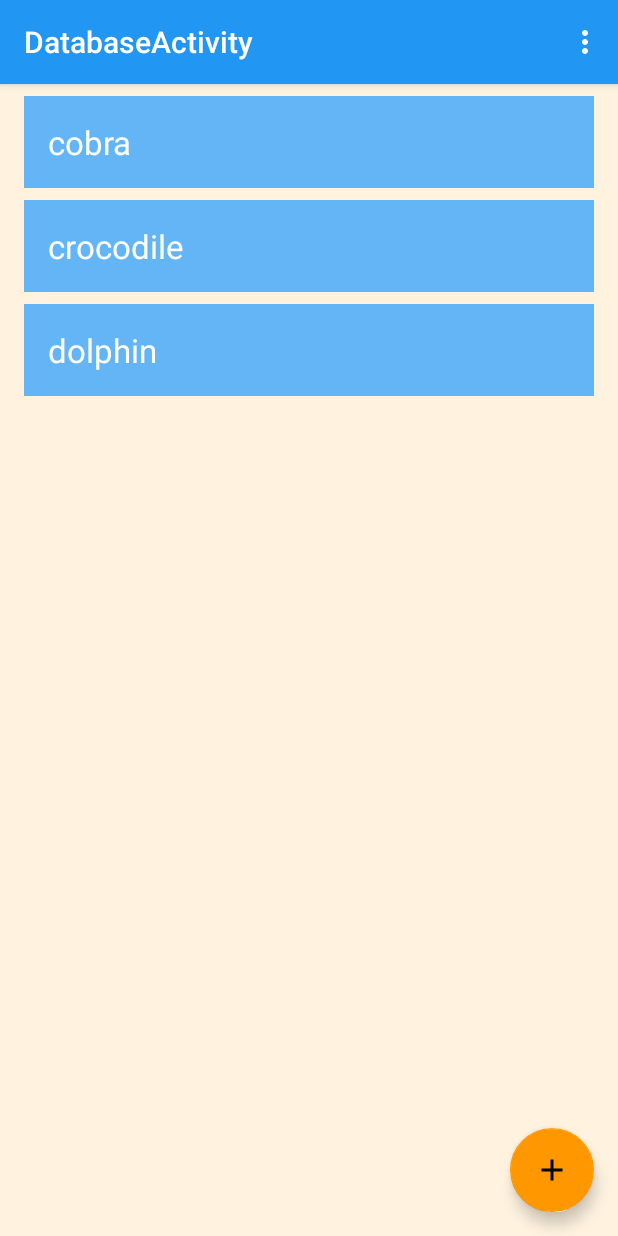
After one commit to mattlawton/android-api-async, an Android app: the DatabaseActivity screen opened directly, with no data from a screen before it, on a phone screen of 412 x 824 dp. The commit adds this screen. Run offline under Robolectric (Android 15) with nearby library versions, the phone set to English and light mode, and no system bars; our stand-ins replace Room's generated code.

Commit message:
added a db word activity

```diff
--- a/app/build.gradle
+++ b/app/build.gradle
@@ -37,4 +37,5 @@ dependencies {
     annotationProcessor "android.arch.lifecycle:compiler:$rootProject.archLifecycleVersion"
     implementation 'androidx.recyclerview:recyclerview:1.1.0'
     implementation 'com.google.android.material:material:1.0.0'
+    implementation 'com.android.support:recyclerview-v7:28.0.0'
 }
--- a/app/src/main/AndroidManifest.xml
+++ b/app/src/main/AndroidManifest.xml
@@ -12,6 +12,12 @@
         android:roundIcon="@mipmap/ic_launcher_round"
         android:supportsRtl="true"
         android:theme="@style/AppTheme">
+        <activity android:name=".db.NewWordActivity"></activity>
+        <activity
+            android:name=".db.DatabaseActivity"
+            android:label="@string/title_activity_database"
+            android:parentActivityName=".MainActivity"
+            android:theme="@style/AppTheme.NoActionBar" />
         <activity
             android:name=".ApiActivity"
             android:parentActivityName=".MainActivity" />
--- a/app/src/main/java/com/example/helloworld/MainActivity.java
+++ b/app/src/main/java/com/example/helloworld/MainActivity.java
@@ -9,6 +9,8 @@ import android.widget.TextView;
 import android.widget.Toast;
 
 import androidx.appcompat.app.AppCompatActivity;
+
+import com.example.helloworld.db.DatabaseActivity;
 
 public class MainActivity extends AppCompatActivity {
     private int mCount = 0;
@@ -94,4 +96,8 @@ public class MainActivity extends AppCompatActivity {
 
         startActivity(new Intent(this, ApiActivity.class));
     }
+
+    public void useDatabase(View view) {
+        startActivity(new Intent(this, DatabaseActivity.class));
+    }
 }
--- /dev/null
+++ b/app/src/main/java/com/example/helloworld/db/DatabaseActivity.java
@@ -0,0 +1,89 @@
+package com.example.helloworld.db;
+
+import android.content.Intent;
+import android.os.Bundle;
+import android.view.Menu;
+import android.view.MenuItem;
+import android.view.View;
+import android.widget.Toast;
+
+import androidx.annotation.Nullable;
+import androidx.appcompat.app.AppCompatActivity;
+import androidx.appcompat.widget.Toolbar;
+import androidx.lifecycle.Observer;
+import androidx.lifecycle.ViewModelProviders;
+import androidx.recyclerview.widget.LinearLayoutManager;
+import androidx.recyclerview.widget.RecyclerView;
+
+import com.example.helloworld.R;
+import com.google.android.material.floatingactionbutton.FloatingActionButton;
+
+import java.util.List;
+
+public class DatabaseActivity extends AppCompatActivity {
+
+    public static final int NEW_WORD_ACTIVITY_REQUEST_CODE = 1;
+
+    private WordViewModel mWordViewModel;
+
+    @Override
+    protected void onCreate(Bundle savedInstanceState) {
+        super.onCreate(savedInstanceState);
+        setContentView(R.layout.activity_database);
+
+        Toolbar toolbar = findViewById(R.id.toolbar);
+        setSupportActionBar(toolbar);
+
+        RecyclerView recyclerView = findViewById(R.id.recyclerview);
+        final WordListAdapter adapter = new WordListAdapter(this);
+        recyclerView.setAdapter(adapter);
+        recyclerView.setLayoutManager(new LinearLayoutManager(this));
+
+        mWordViewModel = ViewModelProviders.of(this).get(WordViewModel.class);
+
+        mWordViewModel.getAllWords().observe(this, new Observer<List<Word>>() {
+            @Override
+            public void onChanged(@Nullable final List<Word> words) {
+                adapter.setWords(words);
+            }
+        });
+
+        FloatingActionButton fab = findViewById(R.id.fab);
+        fab.setOnClickListener(new View.OnClickListener() {
+            @Override
+            public void onClick(View view) {
+                Intent intent = new Intent(DatabaseActivity.this, NewWordActivity.class);
+                startActivityForResult(intent, NEW_WORD_ACTIVITY_REQUEST_CODE);
+            }
+        });
+    }
+
+    @Override
+    public boolean onCreateOptionsMenu(Menu menu) {
+        getMenuInflater().inflate(R.menu.menu_main, menu);
+        return true;
+    }
+
+    @Override
+    public boolean onOptionsItemSelected(MenuItem item) {
+        int id = item.getItemId();
+        if (id == R.id.action_settings) {
+            return true;
+        }
+        return super.onOptionsItemSelected(item);
+    }
+
+    public void onActivityResult(int requestCode, int resultCode, Intent data) {
+        super.onActivityResult(requestCode, resultCode, data);
+
+        if (requestCode == NEW_WORD_ACTIVITY_REQUEST_CODE && resultCode == RESULT_OK) {
+            Word word = new Word(data.getStringExtra(NewWordActivity.EXTRA_REPLY));
+            mWordViewModel.insert(word);
+        } else {
+            Toast.makeText(
+                    getApplicationContext(),
+                    R.string.empty_not_saved,
+                    Toast.LENGTH_LONG).show();
+        }
+    }
+}
--- /dev/null
+++ b/app/src/main/java/com/example/helloworld/db/Word.java
@@ -0,0 +1,20 @@
+package com.example.helloworld.db;
+
+import androidx.annotation.NonNull;
+import androidx.room.ColumnInfo;
+import androidx.room.Entity;
+import androidx.room.PrimaryKey;
+
+@Entity(tableName = "word_table")
+public class Word {
+
+    @PrimaryKey
+    @NonNull
+    @ColumnInfo(name = "word")
+    private String mWord;
+
+    public Word(@NonNull String word) {
+        this.mWord = word;}
+
+    public String getWord(){return this.mWord;}
+}
--- /dev/null
+++ b/app/src/main/java/com/example/helloworld/db/WordDao.java
@@ -0,0 +1,22 @@
+package com.example.helloworld.db;
+
+import androidx.lifecycle.LiveData;
+import androidx.room.Dao;
+import androidx.room.Insert;
+import androidx.room.OnConflictStrategy;
+import androidx.room.Query;
+
+import java.util.List;
+
+@Dao
+public interface WordDao {
+
+    @Query("SELECT * from word_table ORDER BY word ASC")
+    LiveData<List<Word>> getAlphabetizedWords();
+
+    @Insert(onConflict = OnConflictStrategy.IGNORE)
+    void insert(Word word);
+
+    @Query("DELETE FROM word_table")
+    void deleteAll();
+}
--- /dev/null
+++ b/app/src/main/java/com/example/helloworld/db/WordListAdapter.java
@@ -0,0 +1,54 @@
+package com.example.helloworld.db;
+
+import android.content.Context;
+import android.view.LayoutInflater;
+import android.view.View;
+import android.view.ViewGroup;
+import android.widget.TextView;
+
+import androidx.recyclerview.widget.RecyclerView;
+
+import com.example.helloworld.R;
+
+import java.util.List;
+
+public class WordListAdapter extends RecyclerView.Adapter<WordListAdapter.WordViewHolder> {
+
+    class WordViewHolder extends RecyclerView.ViewHolder {
+        private final TextView wordItemView;
+
+        private WordViewHolder(View itemView) {
+            super(itemView);
+            wordItemView = itemView.findViewById(R.id.textView);
+        }
+    }
+
+    private final LayoutInflater mInflater;
+    private List<Word> mWords; // Cached copy of words
+
+    WordListAdapter(Context context) { mInflater = LayoutInflater.from(context); }
+
+    @Override
+    public WordViewHolder onCreateViewHolder(ViewGroup parent, int viewType) {
+        View itemView = mInflater.inflate(R.layout.recyclerview_item, parent, false);
+        return new WordViewHolder(itemView);
+    }
+
+    @Override
+    public void onBindViewHolder(WordViewHolder holder, int position) {
+        Word current = mWords.get(position);
+        holder.wordItemView.setText(current.getWord());
+    }
+
+    void setWords(List<Word> words){
+        mWords = words;
+        notifyDataSetChanged();
+    }
+
+    @Override
+    public int getItemCount() {
+        if (mWords != null)
+            return mWords.size();
+        else return 0;
+    }
+}
--- /dev/null
+++ b/app/src/main/java/com/example/helloworld/db/WordRepository.java
@@ -0,0 +1,43 @@
+package com.example.helloworld.db;
+
+import android.app.Application;
+import android.os.AsyncTask;
+
+import androidx.lifecycle.LiveData;
+
+import java.util.List;
+
+public class WordRepository {
+
+    private WordDao mWordDao;
+    private LiveData<List<Word>> mAllWords;
+
+    WordRepository(Application application) {
+        WordRoomDatabase db = WordRoomDatabase.getDatabase(application);
+        mWordDao = db.wordDao();
+        mAllWords = mWordDao.getAlphabetizedWords();
+    }
+
+    LiveData<List<Word>> getAllWords() {
+        return mAllWords;
+    }
+
+    public void insert (Word word) {
+        new insertAsyncTask(mWordDao).execute(word);
+    }
+
+    private static class insertAsyncTask extends AsyncTask<Word, Void, Void> {
+
+        private WordDao mAsyncTaskDao;
+
+        insertAsyncTask(WordDao dao) {
+            mAsyncTaskDao = dao;
+        }
+
+        @Override
+        protected Void doInBackground(final Word... params) {
+            mAsyncTaskDao.insert(params[0]);
+            return null;
+        }
+    }
+}
--- /dev/null
+++ b/app/src/main/java/com/example/helloworld/db/WordRoomDatabase.java
@@ -0,0 +1,63 @@
+package com.example.helloworld.db;
+
+import android.content.Context;
+import android.os.AsyncTask;
+
+import androidx.annotation.NonNull;
+import androidx.room.Database;
+import androidx.room.Room;
+import androidx.room.RoomDatabase;
+import androidx.sqlite.db.SupportSQLiteDatabase;
+
+@Database(entities = {Word.class}, version = 1,  exportSchema = false)
+public abstract class WordRoomDatabase extends RoomDatabase {
+
+    public abstract WordDao wordDao();
+
+    private static WordRoomDatabase INSTANCE;
+
+    static WordRoomDatabase getDatabase(final Context context) {
+        if (INSTANCE == null) {
+            synchronized (WordRoomDatabase.class) {
+                if (INSTANCE == null) {
+                    INSTANCE = Room.databaseBuilder(context.getApplicationContext(),
+                            WordRoomDatabase.class, "word_database")
+                            .fallbackToDestructiveMigration()
+                            .addCallback(sRoomDatabaseCallback)
+                            .build();
+                }
+            }
+        }
+        return INSTANCE;
+    }
+
+    private static RoomDatabase.Callback sRoomDatabaseCallback = new RoomDatabase.Callback(){
+
+        @Override
+        public void onOpen (@NonNull SupportSQLiteDatabase db){
+            super.onOpen(db);
+            new PopulateDbAsync(INSTANCE).execute();
+        }
+    };
+
+    private static class PopulateDbAsync extends AsyncTask<Void, Void, Void> {
+
+        private final WordDao mDao;
+        String [] words = {"dolphin", "crocodile", "cobra"};
+
+        PopulateDbAsync(WordRoomDatabase db) {
+            mDao = db.wordDao();
+        }
+
+        @Override
+        protected Void doInBackground(final Void... params) {
+            mDao.deleteAll();
+
+            for( int i = 0; i <= words.length - 1; i++) {
+                Word word = new Word(words[i]);
+                mDao.insert(word);
+            }
+            return null;
+        }
+    }
+}
--- /dev/null
+++ b/app/src/main/java/com/example/helloworld/db/WordViewModel.java
@@ -0,0 +1,24 @@
+package com.example.helloworld.db;
+
+import android.app.Application;
+
+import androidx.lifecycle.AndroidViewModel;
+import androidx.lifecycle.LiveData;
+
+import java.util.List;
+
+public class WordViewModel extends AndroidViewModel {
+
+    private WordRepository mRepository;
+    private LiveData<List<Word>> mAllWords;
+
+    public WordViewModel (Application application) {
+        super(application);
+        mRepository = new WordRepository(application);
+        mAllWords = mRepository.getAllWords();
+    }
+
+    LiveData<List<Word>> getAllWords() { return mAllWords; }
+
+    public void insert(Word word) { mRepository.insert(word); }
+}
--- /dev/null
+++ b/app/src/main/res/layout/activity_database.xml
@@ -0,0 +1,33 @@
+<?xml version="1.0" encoding="utf-8"?>
+<androidx.coordinatorlayout.widget.CoordinatorLayout xmlns:android="http://schemas.android.com/apk/res/android"
+    xmlns:app="http://schemas.android.com/apk/res-auto"
+    xmlns:tools="http://schemas.android.com/tools"
+    android:layout_width="match_parent"
+    android:layout_height="match_parent"
+    tools:context=".db.DatabaseActivity">
+
+    <com.google.android.material.appbar.AppBarLayout
+        android:layout_width="match_parent"
+        android:layout_height="wrap_content"
+        android:theme="@style/AppTheme.AppBarOverlay">
+
+        <androidx.appcompat.widget.Toolbar
+            android:id="@+id/toolbar"
+            android:layout_width="match_parent"
+            android:layout_height="?attr/actionBarSize"
+            android:background="?attr/colorPrimary"
+            app:popupTheme="@style/AppTheme.PopupOverlay" />
+
+    </com.google.android.material.appbar.AppBarLayout>
+
+    <include layout="@layout/content_database" />
+
+    <com.google.android.material.floatingactionbutton.FloatingActionButton
+        android:id="@+id/fab"
+        android:layout_width="wrap_content"
+        android:layout_height="wrap_content"
+        android:layout_gravity="bottom|end"
+        android:layout_margin="@dimen/fab_margin"
+        android:src="@drawable/ic_add_black_24dp" />
+
+</androidx.coordinatorlayout.widget.CoordinatorLayout>
--- /dev/null
+++ b/app/src/main/res/layout/content_database.xml
@@ -0,0 +1,19 @@
+<?xml version="1.0" encoding="utf-8"?>
+<androidx.constraintlayout.widget.ConstraintLayout xmlns:android="http://schemas.android.com/apk/res/android"
+    xmlns:app="http://schemas.android.com/apk/res-auto"
+    xmlns:tools="http://schemas.android.com/tools"
+    android:layout_width="match_parent"
+    android:layout_height="match_parent"
+    app:layout_behavior="@string/appbar_scrolling_view_behavior"
+    android:background="@color/colorScreenBackground"
+    tools:context=".db.DatabaseActivity"
+    tools:showIn="@layout/activity_database">
+
+    <androidx.recyclerview.widget.RecyclerView
+        android:id="@+id/recyclerview"
+        android:layout_width="match_parent"
+        android:layout_height="wrap_content"
+        android:layout_margin="16dp"
+        tools:listitem="@layout/recyclerview_item" />
+
+</androidx.constraintlayout.widget.ConstraintLayout>
--- /dev/null
+++ b/app/src/main/res/layout/recyclerview_item.xml
@@ -0,0 +1,14 @@
+<?xml version="1.0" encoding="utf-8"?>
+<LinearLayout xmlns:android=
+    "http://schemas.android.com/apk/res/android"
+    android:orientation="vertical" android:layout_width="match_parent"
+    xmlns:tools="http://schemas.android.com/tools"
+    android:layout_height="wrap_content">
+
+    <TextView
+        android:id="@+id/textView"
+        android:layout_width="match_parent"
+        android:layout_height="wrap_content"
+        style="@style/text_view_style"
+        tools:text="placeholder text" />
+</LinearLayout>
--- a/app/src/main/res/values/colors.xml
+++ b/app/src/main/res/values/colors.xml
@@ -1,12 +1,10 @@
 <?xml version="1.0" encoding="utf-8"?>
 <resources>
-    <color name="colorPrimary">#008577</color>
-    <color name="colorPrimaryDark">#00574B</color>
-    <color name="colorAccent">#D81B60</color>
-
+    <color name="colorPrimary">#2196F3</color>
     <color name="colorPrimaryLight">#64b5f6</color>
+    <color name="colorPrimaryDark">#1976D2</color>
+    <color name="colorAccent">#FFFF9800</color>
     <color name="colorTextPrimary">@android:color/white</color>
     <color name="colorScreenBackground">#fff3e0</color>
     <color name="colorTextHint">#E0E0E0</color>
-
 </resources>
--- a/app/src/main/res/values/styles.xml
+++ b/app/src/main/res/values/styles.xml
@@ -16,7 +16,8 @@
     <style name="text_view_style">
         <item name="android:layout_width">match_parent</item>
         <item name="android:layout_height">wrap_content</item>
-        <item name="android:textAppearance">@android:style/TextAppearance.Large</item>
+        <item name="android:textAppearance">
+            @android:style/TextAppearance.Large</item>
         <item name="android:background">@color/colorPrimaryLight</item>
         <item name="android:layout_marginTop">8dp</item>
         <item name="android:layout_gravity">center</item>
```
Also changed, not shown: app/src/main/java/com/example/helloworld/db/NewWordActivity.java (added, +41 -0 lines), app/src/main/res/layout/activity_main.xml (+12 -0 lines), app/src/main/res/layout/activity_new_word.xml (added, +19 -0 lines).
